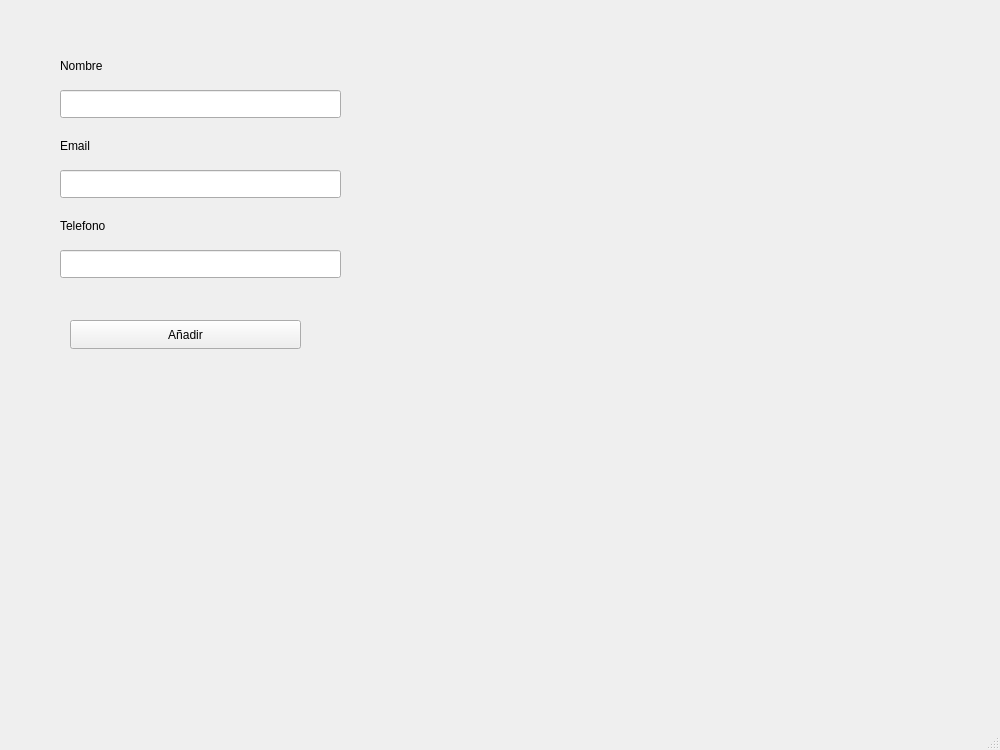
Qt form Cliente/mainwindow.ui (ikeiba/Proyecto-program-IV) before a commit.
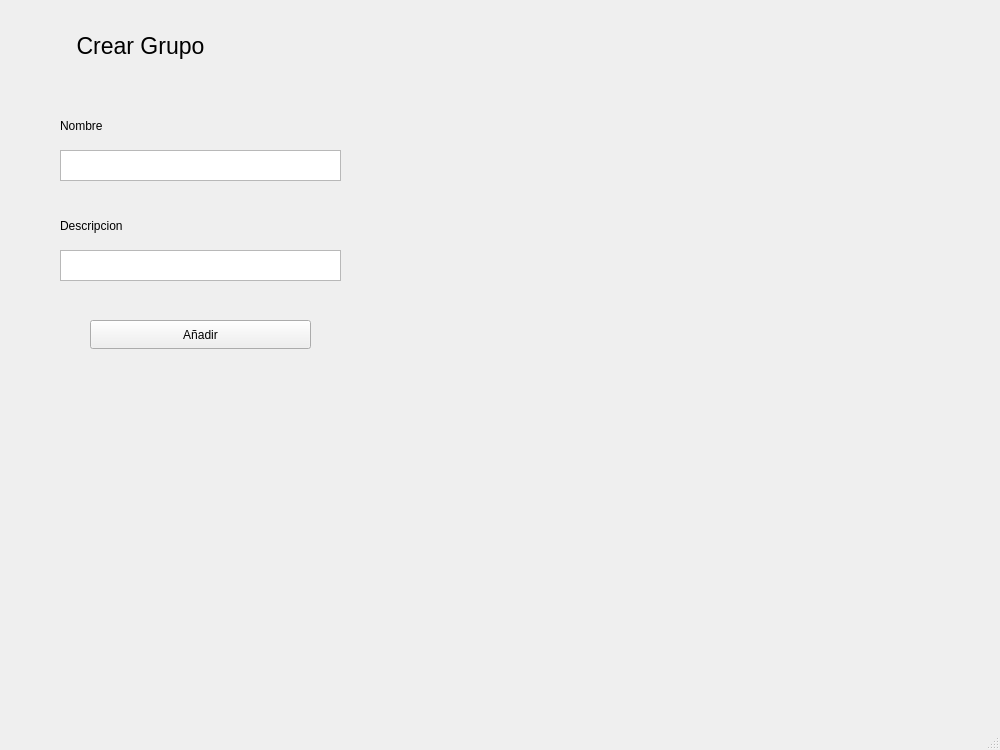
The same form after that commit. The open tabs and pages were chosen to show the change.

What changed in the file:
```diff
--- a/Cliente/mainwindow.ui
+++ b/Cliente/mainwindow.ui
@@ -314,7 +314,7 @@
       <property name="geometry">
        <rect>
         <x>60</x>
-        <y>50</y>
+        <y>110</y>
         <width>181</width>
         <height>31</height>
        </rect>
@@ -323,39 +323,6 @@
        <string>Nombre</string>
       </property>
      </widget>
-     <widget class="QLineEdit" name="lineEditNombreADD">
-      <property name="geometry">
-       <rect>
-        <x>60</x>
-        <y>90</y>
-        <width>281</width>
-        <height>28</height>
-       </rect>
-      </property>
-     </widget>
-     <widget class="QLabel" name="labelEmailADD">
-      <property name="geometry">
-       <rect>
-        <x>60</x>
-        <y>130</y>
-        <width>181</width>
-        <height>31</height>
-       </rect>
-      </property>
-      <property name="text">
-       <string>Email</string>
-      </property>
-     </widget>
-     <widget class="QLineEdit" name="lineEditEmailADD">
-      <property name="geometry">
-       <rect>
-        <x>60</x>
-        <y>170</y>
-        <width>281</width>
-        <height>28</height>
-       </rect>
-      </property>
-     </widget>
      <widget class="QLabel" name="labelTelefonoADD">
       <property name="geometry">
        <rect>
@@ -366,25 +333,15 @@
        </rect>
       </property>
       <property name="text">
-       <string>Telefono</string>
-      </property>
-     </widget>
-     <widget class="QLineEdit" name="lineEditTelefonoADD">
-      <property name="geometry">
-       <rect>
-        <x>60</x>
-        <y>250</y>
-        <width>281</width>
-        <height>28</height>
-       </rect>
+       <string>Descripcion</string>
       </property>
      </widget>
      <widget class="QPushButton" name="pushButtonAadirADD">
       <property name="geometry">
        <rect>
-        <x>70</x>
+        <x>90</x>
         <y>320</y>
-        <width>231</width>
+        <width>221</width>
         <height>29</height>
        </rect>
       </property>
@@ -392,6 +349,54 @@
        <string>Añadir</string>
       </property>
      </widget>
+     <widget class="QLabel" name="label_TituloRegistro_4">
+      <property name="geometry">
+       <rect>
+        <x>40</x>
+        <y>20</y>
+        <width>201</width>
+        <height>51</height>
+       </rect>
+      </property>
+      <property name="font">
+       <font>
+        <pointsize>17</pointsize>
+        <italic>false</italic>
+        <bold>false</bold>
+        <strikeout>false</strikeout>
+        <kerning>true</kerning>
+       </font>
+      </property>
+      <property name="text">
+       <string>Crear Grupo</string>
+      </property>
+      <property name="alignment">
+       <set>Qt::AlignmentFlag::AlignCenter</set>
+      </property>
+      <property name="wordWrap">
+       <bool>false</bool>
+      </property>
+     </widget>
+     <widget class="QTextEdit" name="textEditNombreGrupo">
+      <property name="geometry">
+       <rect>
+        <x>60</x>
+        <y>150</y>
+        <width>281</width>
+        <height>31</height>
+       </rect>
+      </property>
+     </widget>
+     <widget class="QTextEdit" name="textEditDescripcionGrupo">
+      <property name="geometry">
+       <rect>
+        <x>60</x>
+        <y>250</y>
+        <width>281</width>
+        <height>31</height>
+       </rect>
+      </property>
+     </widget>
     </widget>
     <widget class="QWidget" name="registro">
      <widget class="QTextEdit" name="textEdit_EmailRegistro">
```
Left out of the diff: 118 changed lines with no effect on the pictures.
